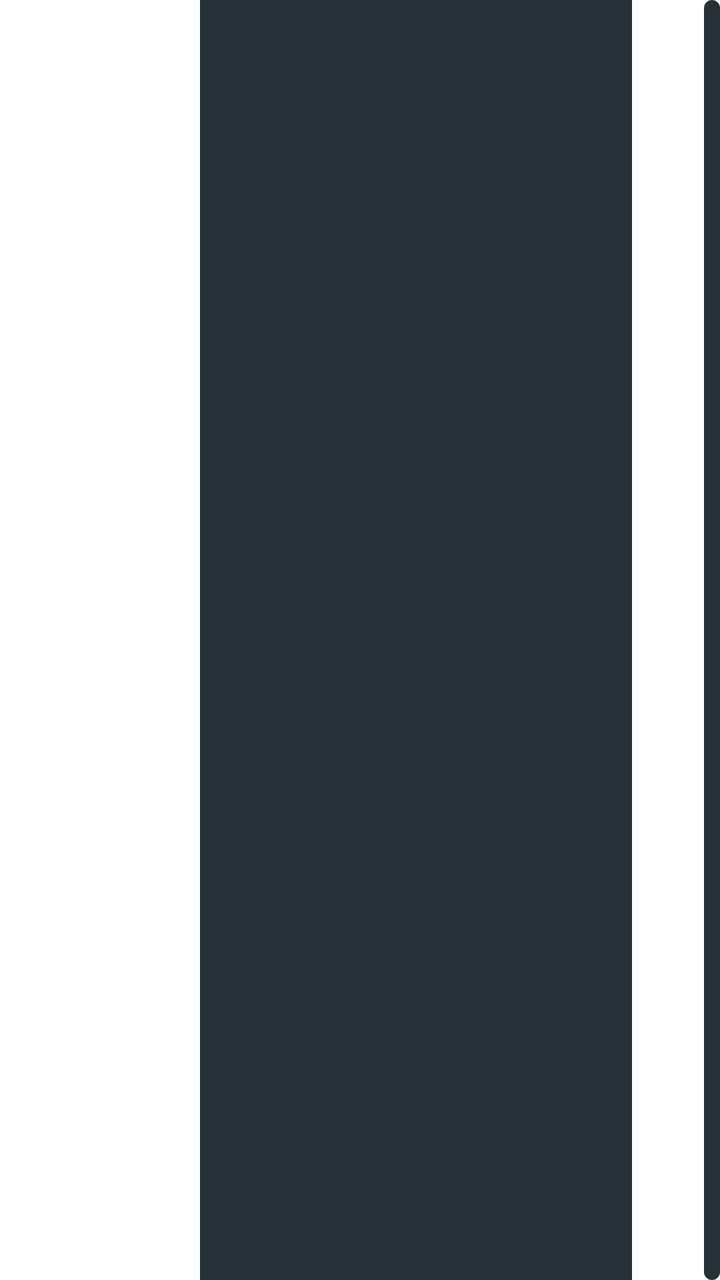
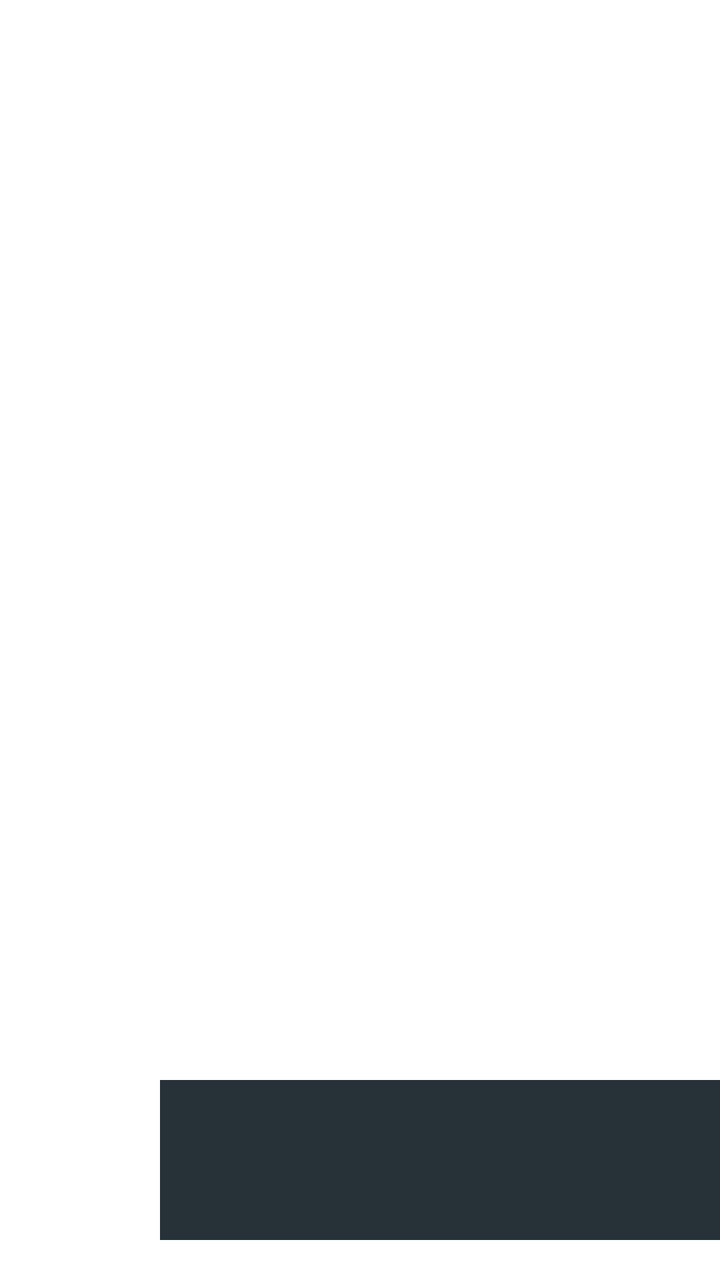

Screens rendered from an Android XML layout before and after an edit, with the pre-edit source and the edit as a unified diff.
<!-- AndroidManifest.xml: application theme Theme.MyTV0 -->
<!-- res/layout/info.xml -->
<?xml version="1.0" encoding="utf-8"?>
<FrameLayout xmlns:android="http://schemas.android.com/apk/res/android"
    android:id="@+id/info_fragment"
    android:layout_width="320dp"
    android:layout_height="80dp"
    android:layout_gravity="center_horizontal|bottom"
    android:layout_marginBottom="20dp"
    android:background="@drawable/rounded_background">

    <ImageView
        android:id="@+id/info_logo"
        android:layout_width="100dp"
        android:layout_height="60dp"
        android:layout_marginTop="8dp"
        android:padding="10dp" />

    <LinearLayout
        android:layout_width="216dp"
        android:layout_height="match_parent"
        android:layout_marginStart="100dp"
        android:background="#FF263238"
        android:gravity="start|center_vertical"
        android:orientation="vertical"
        android:padding="7dp">

        <TextView
            android:id="@+id/textView"
            android:layout_width="wrap_content"
            android:layout_height="wrap_content"
            android:layout_gravity="start"
            android:layout_marginTop="0dp"
            android:gravity="start"
            android:textColor="#FFEEEEEE"
            android:textSize="22sp" />

        <TextView
            android:id="@+id/info_desc"
            android:layout_width="wrap_content"
            android:layout_height="wrap_content"
            android:layout_gravity="start"
            android:layout_marginTop="8dp"
            android:gravity="start"
            android:singleLine="true"
            android:textColor="#B3EEEEEE"
            android:textSize="16sp" />
    </LinearLayout>

    <View
        android:layout_width="8dp"
        android:layout_height="wrap_content"
        android:layout_gravity="end"
        android:background="@drawable/rounded_background2" />
</FrameLayout>
<!-- resources referenced by this layout -->
<resources>
  <!-- drawable rounded_background (drawable) -->
  <shape xmlns:android="http://schemas.android.com/apk/res/android">
      <solid android:color="@color/white" />
      <corners android:radius="4dp" /> 
  </shape>
  <!-- drawable rounded_background2 (drawable) -->
  <shape xmlns:android="http://schemas.android.com/apk/res/android">
      <solid android:color="#FF263238" />
      <corners android:radius="4dp" /> 
  </shape>
  <style name="Theme.MyTV0" parent="@style/Theme.Leanback" />
  <color name="white">#FFF</color>
</resources>

<!-- the commit's change to res/layout/info.xml (unified diff, before → after) -->
@@ -1,53 +1,61 @@
 <?xml version="1.0" encoding="utf-8"?>
-<FrameLayout xmlns:android="http://schemas.android.com/apk/res/android"
-    android:id="@+id/info_fragment"
-    android:layout_width="320dp"
-    android:layout_height="80dp"
-    android:layout_gravity="center_horizontal|bottom"
-    android:layout_marginBottom="20dp"
-    android:background="@drawable/rounded_background">
+<LinearLayout xmlns:android="http://schemas.android.com/apk/res/android"
+    android:layout_width="match_parent"
+    android:layout_height="match_parent"
+    android:gravity="center"
+    >
+    <FrameLayout
+        android:id="@+id/container"
+        android:layout_width="match_parent"
+        android:layout_height="match_parent"
+        >
 
-    <ImageView
-        android:id="@+id/info_logo"
-        android:layout_width="100dp"
-        android:layout_height="60dp"
-        android:layout_marginTop="8dp"
-        android:padding="10dp" />
+        <LinearLayout
+            android:id="@+id/info"
+            android:layout_width="400dp"
+            android:layout_height="80dp"
+            android:layout_gravity="center_horizontal|bottom"
+            android:layout_marginBottom="20dp"
+                android:orientation="horizontal">
 
-    <LinearLayout
-        android:layout_width="216dp"
-        android:layout_height="match_parent"
-        android:layout_marginStart="100dp"
-        android:background="#FF263238"
-        android:gravity="start|center_vertical"
-        android:orientation="vertical"
-        android:padding="7dp">
+            <ImageView
+                android:id="@+id/logo"
+                android:layout_width="100dp"
+                android:layout_height="match_parent"
+                android:background="@drawable/rounded_white_left"
+                android:padding="10dp"
 
-        <TextView
-            android:id="@+id/textView"
-            android:layout_width="wrap_content"
-            android:layout_height="wrap_content"
-            android:layout_gravity="start"
-            android:layout_marginTop="0dp"
-            android:gravity="start"
-            android:textColor="#FFEEEEEE"
-            android:textSize="22sp" />
+                />
+            <LinearLayout
+                    android:id="@+id/main"
+                    android:layout_width="300dp"
+                    android:layout_height="match_parent"
+                    android:layout_marginStart="0dp"
+                    android:background="@drawable/rounded_dark_right"
+                    android:gravity="start|center_vertical"
+                    android:orientation="vertical"
+                    android:padding="7dp">
 
-        <TextView
-            android:id="@+id/info_desc"
-            android:layout_width="wrap_content"
-            android:layout_height="wrap_content"
-            android:layout_gravity="start"
-            android:layout_marginTop="8dp"
-            android:gravity="start"
-            android:singleLine="true"
-            android:textColor="#B3EEEEEE"
-            android:textSize="16sp" />
-    </LinearLayout>
+                    <TextView
+                        android:id="@+id/title"
+                        android:layout_width="wrap_content"
+                        android:layout_height="wrap_content"
+                        android:layout_gravity="start"
+                        android:gravity="start"
+                        android:textColor="#FFEEEEEE"
+                        android:textSize="20sp" />
 
-    <View
-        android:layout_width="8dp"
-        android:layout_height="wrap_content"
-        android:layout_gravity="end"
-        android:background="@drawable/rounded_background2" />
-</FrameLayout>
+                    <TextView
+                        android:id="@+id/desc"
+                        android:layout_width="wrap_content"
+                        android:layout_height="wrap_content"
+                        android:layout_gravity="start"
+                        android:layout_marginTop="8dp"
+                        android:gravity="start"
+                        android:singleLine="true"
+                        android:textColor="#B3EEEEEE"
+                        android:textSize="14sp" />
+                </LinearLayout>
+        </LinearLayout>
+    </FrameLayout>
+</LinearLayout>
<!-- resource entries referenced after the edit -->
@@ -1,16 +1,21 @@
 <!-- resources referenced by this layout -->
 <resources>
-  <!-- drawable rounded_background (drawable) -->
+  <!-- drawable rounded_dark_right (drawable) -->
+  <shape xmlns:android="http://schemas.android.com/apk/res/android">
+      <solid android:color="@color/blur" />
+      <corners
+          android:topRightRadius="4dp"
+          android:bottomRightRadius="4dp" />
+  </shape>
+  <!-- drawable rounded_white_left (drawable) -->
   <shape xmlns:android="http://schemas.android.com/apk/res/android">
       <solid android:color="@color/white" />
-      <corners android:radius="4dp" /> 
-  </shape>
-  <!-- drawable rounded_background2 (drawable) -->
-  <shape xmlns:android="http://schemas.android.com/apk/res/android">
-      <solid android:color="#FF263238" />
-      <corners android:radius="4dp" /> 
+      <corners
+          android:topLeftRadius="4dp"
+          android:bottomLeftRadius="4dp" />
   </shape>
   <style name="Theme.MyTV0" parent="@style/Theme.Leanback" />
+  <color name="blur">#FF263238</color>
   <color name="white">#FFF</color>
 </resources>
 
